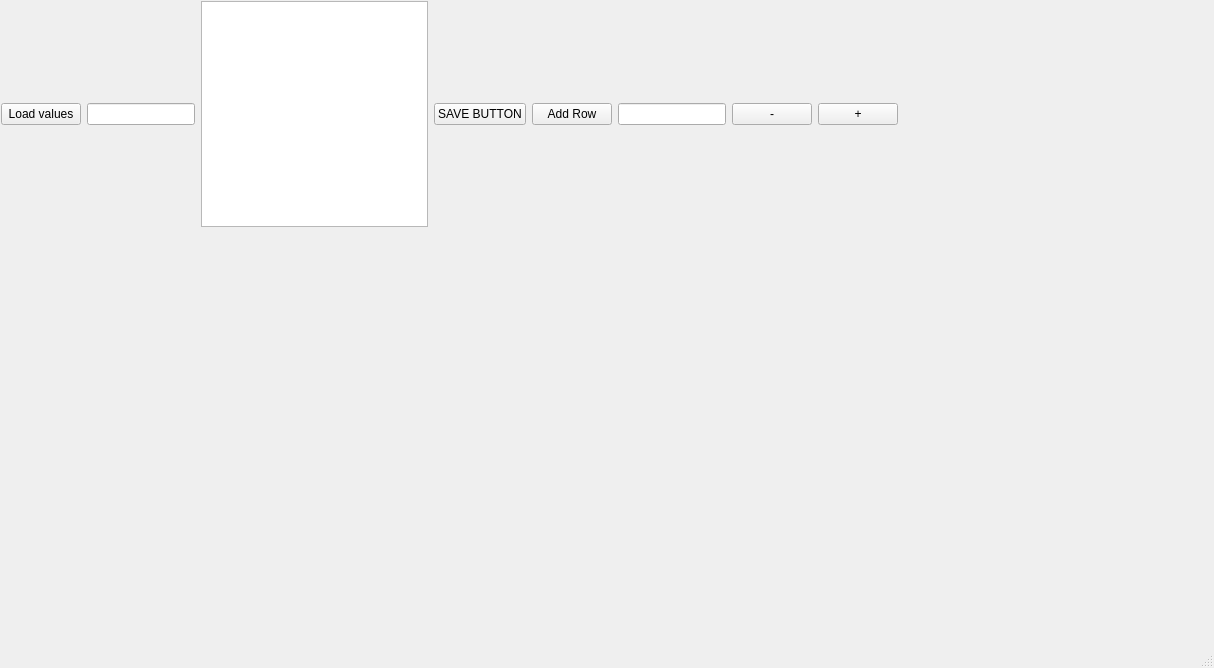
Above: mainwindow.ui from Sangameeee/cmmsMini before the change. Below: the same form after it.
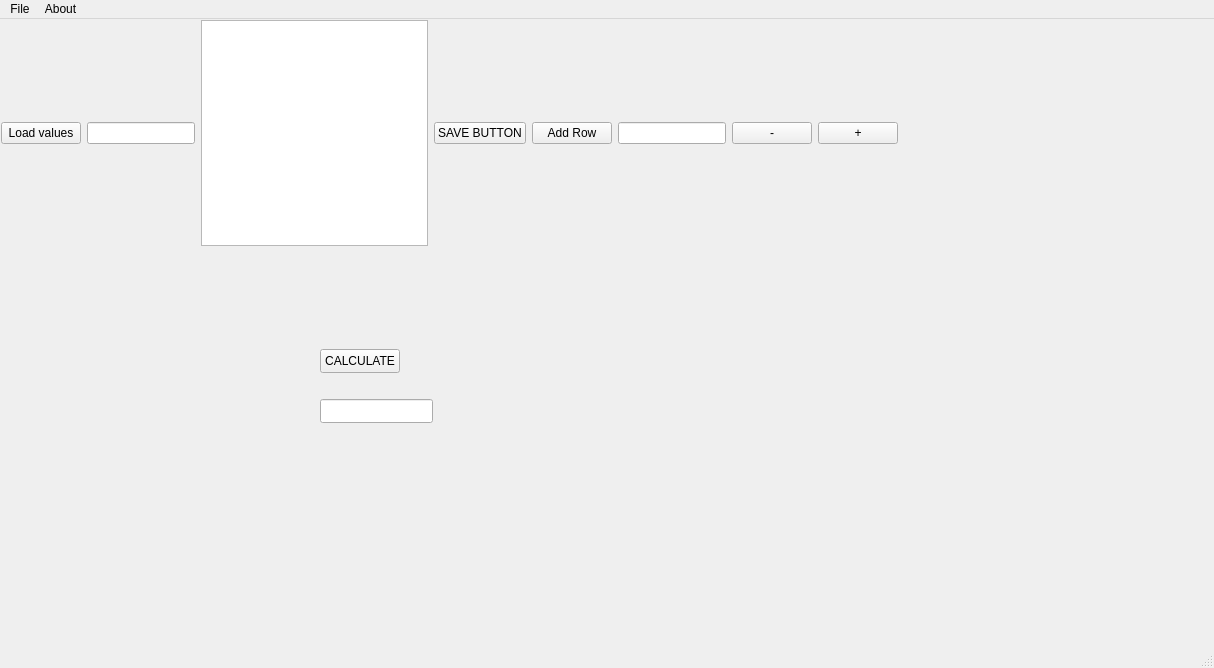
That is the form after the change. Icons and pictures are not drawn.

```diff
--- a/mainwindow.ui
+++ b/mainwindow.ui
@@ -136,6 +136,41 @@
      </item>
     </layout>
    </widget>
+   <widget class="QPushButton" name="calculateButton">
+    <property name="geometry">
+     <rect>
+      <x>320</x>
+      <y>330</y>
+      <width>80</width>
+      <height>24</height>
+     </rect>
+    </property>
+    <property name="sizePolicy">
+     <sizepolicy hsizetype="Fixed" vsizetype="Fixed">
+      <horstretch>0</horstretch>
+      <verstretch>0</verstretch>
+     </sizepolicy>
+    </property>
+    <property name="text">
+     <string>CALCULATE</string>
+    </property>
+   </widget>
+   <widget class="QLineEdit" name="lineEditCalculate">
+    <property name="geometry">
+     <rect>
+      <x>320</x>
+      <y>380</y>
+      <width>113</width>
+      <height>24</height>
+     </rect>
+    </property>
+    <property name="sizePolicy">
+     <sizepolicy hsizetype="Fixed" vsizetype="Fixed">
+      <horstretch>0</horstretch>
+      <verstretch>0</verstretch>
+     </sizepolicy>
+    </property>
+   </widget>
   </widget>
   <widget class="QMenuBar" name="menubar">
    <property name="geometry">
@@ -146,6 +181,25 @@
      <height>25</height>
     </rect>
    </property>
+   <widget class="QMenu" name="menuFile">
+    <property name="title">
+     <string>File</string>
+    </property>
+    <addaction name="actionHome"/>
+    <addaction name="actionSave"/>
+    <addaction name="actionLoad"/>
+    <addaction name="clear"/>
+    <addaction name="actionClear_All"/>
+    <addaction name="actionPrint"/>
+   </widget>
+   <widget class="QMenu" name="menuAbout">
+    <property name="title">
+     <string>About</string>
+    </property>
+    <addaction name="actionQt_Version"/>
+   </widget>
+   <addaction name="menuFile"/>
+   <addaction name="menuAbout"/>
   </widget>
   <widget class="QStatusBar" name="statusbar"/>
  </widget>
```
Left out of the diff: 90 changed lines with no effect on the pictures.
